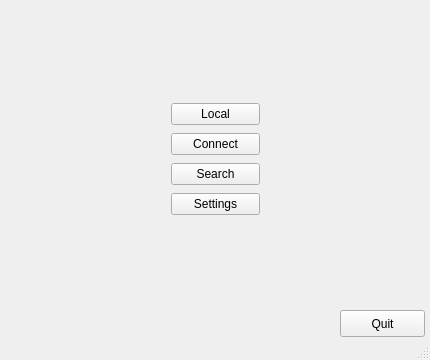
Old version of the form qt/qtchess/mainwindow.ui in the repository alamminsalo/chess.
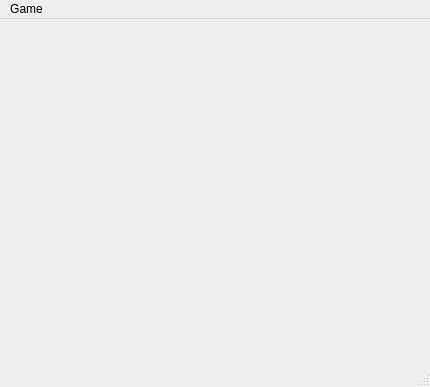
New version of the form. The open tabs and pages were chosen to show the change.

```diff
--- a/qt/qtchess/mainwindow.ui
+++ b/qt/qtchess/mainwindow.ui
@@ -7,7 +7,7 @@
     <x>0</x>
     <y>0</y>
     <width>430</width>
-    <height>360</height>
+    <height>387</height>
    </rect>
   </property>
   <property name="windowTitle">
@@ -23,7 +23,10 @@
       <height>341</height>
      </rect>
     </property>
-    <widget class="QWidget" name="main">
+    <property name="mouseTracking">
+     <bool>false</bool>
+    </property>
+    <widget class="QWidget" name="main_page">
      <widget class="QPushButton" name="main_quit">
       <property name="geometry">
        <rect>
@@ -40,7 +43,7 @@
        <string>Quit</string>
       </property>
      </widget>
-     <widget class="QWidget" name="">
+     <widget class="QWidget" name="layoutWidget">
       <property name="geometry">
        <rect>
         <x>160</x>
@@ -405,9 +408,56 @@
       </property>
      </widget>
     </widget>
+    <widget class="QWidget" name="game_page">
+     <property name="sizePolicy">
+      <sizepolicy hsizetype="Fixed" vsizetype="Fixed">
+       <horstretch>0</horstretch>
+       <verstretch>0</verstretch>
+      </sizepolicy>
+     </property>
+     <property name="mouseTracking">
+      <bool>true</bool>
+     </property>
+    </widget>
    </widget>
   </widget>
   <widget class="QStatusBar" name="statusBar"/>
+  <widget class="QMenuBar" name="menuBar">
+   <property name="geometry">
+    <rect>
+     <x>0</x>
+     <y>0</y>
+     <width>430</width>
+     <height>27</height>
+    </rect>
+   </property>
+   <widget class="QMenu" name="menuFile">
+    <property name="title">
+     <string>Game</string>
+    </property>
+    <addaction name="actionDisconnect"/>
+    <addaction name="actionQuit"/>
+   </widget>
+   <addaction name="menuFile"/>
+  </widget>
+  <action name="actionQuit">
+   <property name="text">
+    <string>Quit</string>
+   </property>
+  </action>
+  <action name="actionSettings">
+   <property name="text">
+    <string>Settings</string>
+   </property>
+  </action>
+  <action name="actionDisconnect">
+   <property name="enabled">
+    <bool>false</bool>
+   </property>
+   <property name="text">
+    <string>Disconnect</string>
+   </property>
+  </action>
  </widget>
  <layoutdefault spacing="6" margin="11"/>
  <tabstops>
```
Left out of the diff: 17 changed lines with no effect on the pictures.
